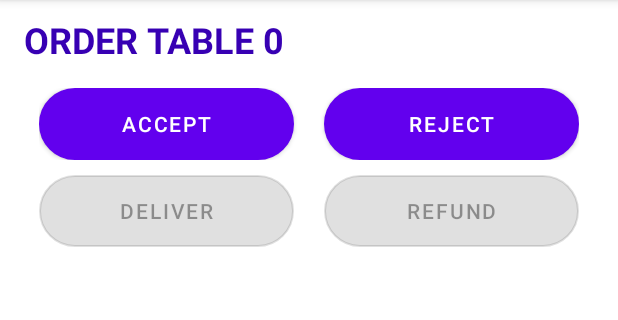
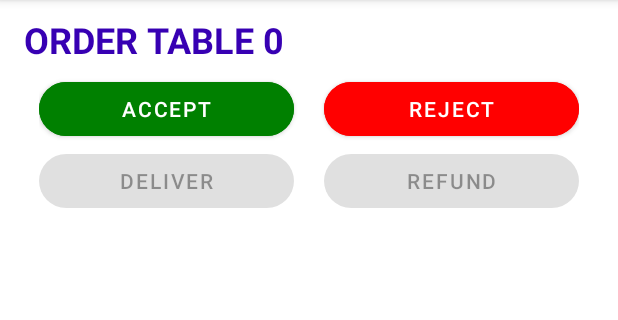
Before and after one commit to TVT21KMO-R3-mobiiliProjekti/Pay-n-drink-waiter, an Android app: the ShoppingCartActivity screen opened directly, with no data from a screen before it, on a phone screen of 412 x 824 dp, the part 84-404 px from its top. Run offline under Robolectric (Android 15) with nearby library versions, the phone set to English and light mode, and no system bars.

Commit message:
UI säätöä

```diff
--- a/app/src/main/java/com/example/payndrinkwaiter/data/adapter/OrderItemAdapter.kt
+++ b/app/src/main/java/com/example/payndrinkwaiter/data/adapter/OrderItemAdapter.kt
@@ -1,5 +1,6 @@
 package com.example.payndrinkwaiter.data.adapter
 
+import android.graphics.Color
 import android.view.LayoutInflater
 import android.view.View
 import android.view.ViewGroup
@@ -44,12 +45,15 @@ class OrderItemAdapter (
         holder.tvOrderPrice.text = String.format("Price: %.2f€", orderItemList[position].price)
         if(orderItemList[position].accepted){
             holder.tvOrderAccepted.text = "Accepted"
+            holder.card.setCardBackgroundColor(Color.GREEN)
         }
         else if(orderItemList[position].rejected){
             holder.tvOrderAccepted.text = "Rejected"
+            holder.card.setCardBackgroundColor(Color.RED)
         }
         else{
             holder.tvOrderAccepted.text = "New"
+            holder.card.setCardBackgroundColor(Color.WHITE)
         }
         items.add(holder.card)
     }
--- a/app/src/main/res/layout/activity_shopping_cart.xml
+++ b/app/src/main/res/layout/activity_shopping_cart.xml
@@ -2,6 +2,7 @@
 <LinearLayout xmlns:android="http://schemas.android.com/apk/res/android"
     android:layout_width="match_parent"
     android:layout_height="match_parent"
+    xmlns:app="http://schemas.android.com/apk/res-auto"
     android:orientation="vertical"
     android:paddingLeft="16dp"
     android:paddingRight="16dp">
@@ -20,40 +21,44 @@
     <TableRow
         android:layout_width="match_parent"
         android:layout_height="wrap_content"
-        android:layout_margin="10dp">
+        android:layout_marginStart="10dp"
+        android:layout_marginEnd="10dp">
 
         <Button
             android:id="@+id/btnAccept"
             android:layout_width="match_parent"
-            android:layout_height="wrap_content"
+            android:layout_height="match_parent"
             android:layout_marginEnd="10dp"
             android:layout_weight="1"
-            android:background="@drawable/rounded"
+            android:backgroundTint="@color/green"
+            app:cornerRadius="100dp"
             android:text="@string/accept" />
 
         <Button
             android:id="@+id/btnReject"
             android:layout_width="match_parent"
-            android:layout_height="wrap_content"
+            android:layout_height="match_parent"
             android:layout_marginStart="10dp"
             android:layout_weight="1"
-            android:background="@drawable/rounded"
-            android:text="@string/reject" />
+            android:backgroundTint="@color/red"
+            android:text="@string/reject"
+            app:cornerRadius="100dp" />
 
     </TableRow>
 
     <TableRow
         android:layout_width="match_parent"
-        android:layout_height="wrap_content">
+        android:layout_height="wrap_content"
+        android:layout_marginStart="10dp"
+        android:layout_marginEnd="10dp">
 
         <Button
             android:id="@+id/btnDeliver"
             android:layout_width="match_parent"
             android:layout_height="wrap_content"
-            android:layout_marginLeft="10dp"
-            android:layout_marginRight="10dp"
+            android:layout_marginEnd="10dp"
             android:layout_weight="1"
-            android:background="@drawable/rounded"
+            app:cornerRadius="100dp"
             android:enabled="false"
             android:text="@string/deliver" />
 
@@ -61,10 +66,9 @@
             android:id="@+id/btnRefund"
             android:layout_width="match_parent"
             android:layout_height="wrap_content"
-            android:layout_marginLeft="10dp"
-            android:layout_marginRight="10dp"
+            android:layout_marginStart="10dp"
             android:layout_weight="1"
-            android:background="@drawable/rounded"
+            app:cornerRadius="100dp"
             android:enabled="false"
             android:text="@string/refund" />
     </TableRow>
--- a/app/src/main/res/values/strings.xml
+++ b/app/src/main/res/values/strings.xml
@@ -27,4 +27,9 @@
     <string name="reason_for_rejection">Reason for rejection</string>
     <string name="refund_amount">Refund amount</string>
     <string name="how_many_minutes_to_delivery">How many minutes to delivery?</string>
+    <string name="time">Time</string>
+    <string name="price">Price</string>
+    <string name="new_order">New</string>
+    <string name="table">Table:</string>
+    <string name="orders">ORDERS</string>
 </resources>
--- a/app/src/main/res/values/themes.xml
+++ b/app/src/main/res/values/themes.xml
@@ -13,4 +13,7 @@
         <item name="android:statusBarColor">?attr/colorPrimaryVariant</item>
         <!-- Customize your theme here. -->
     </style>
+    <style name="Button.Accept" parent="ThemeOverlay.AppCompat">
+        <item name="colorAccent">@color/lime</item>
+    </style>
 </resources>
```
Also changed, not shown: app/src/main/res/layout/activity_main.xml (+9 -0 lines), app/src/main/res/layout/order_item.xml (+11 -12 lines), app/src/main/res/layout/shoppingcart_grid_item.xml (+4 -4 lines).
